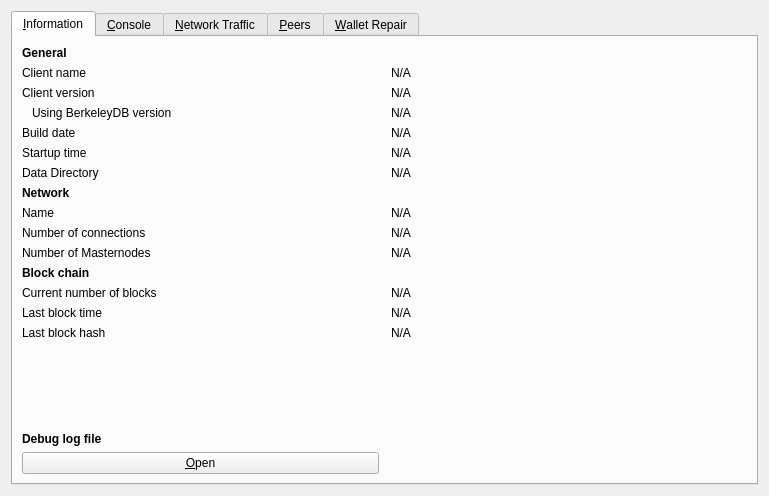
Above: src/qt/forms/rpcconsole.ui from ORO-mlm/ORO-Core before the change. Below: the same form after it.
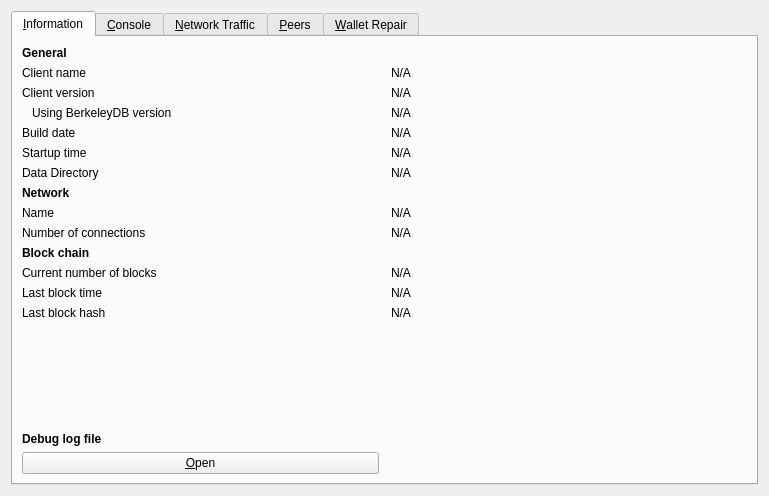
That is the form after the change. The open tabs and pages were chosen to show the change. Icons and pictures are not drawn. Custom widgets are drawn as their Qt base class.

The edit to the form file:
```diff
--- a/src/qt/forms/rpcconsole.ui
+++ b/src/qt/forms/rpcconsole.ui
@@ -231,7 +231,7 @@
          </property>
         </widget>
        </item>
-       <item row="10" column="0">
+       <!-- <item row="10" column="0">
         <widget class="QLabel" name="masternodeCountLabel">
          <property name="text">
           <string>Number of Masternodes</string>
@@ -253,7 +253,7 @@
           <set>Qt::LinksAccessibleByMouse|Qt::TextSelectableByKeyboard|Qt::TextSelectableByMouse</set>
          </property>
         </widget>
-       </item>
+       </item> -->
        <item row="11" column="0">
         <widget class="QLabel" name="blockchainHeader">
          <property name="font">
```
